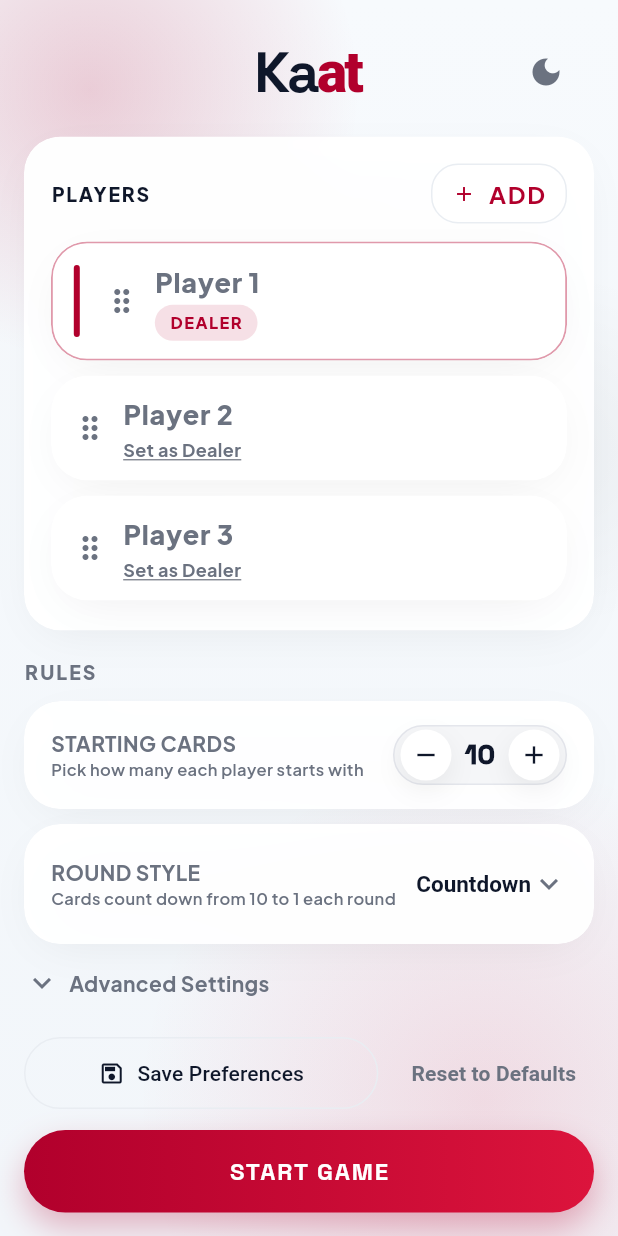
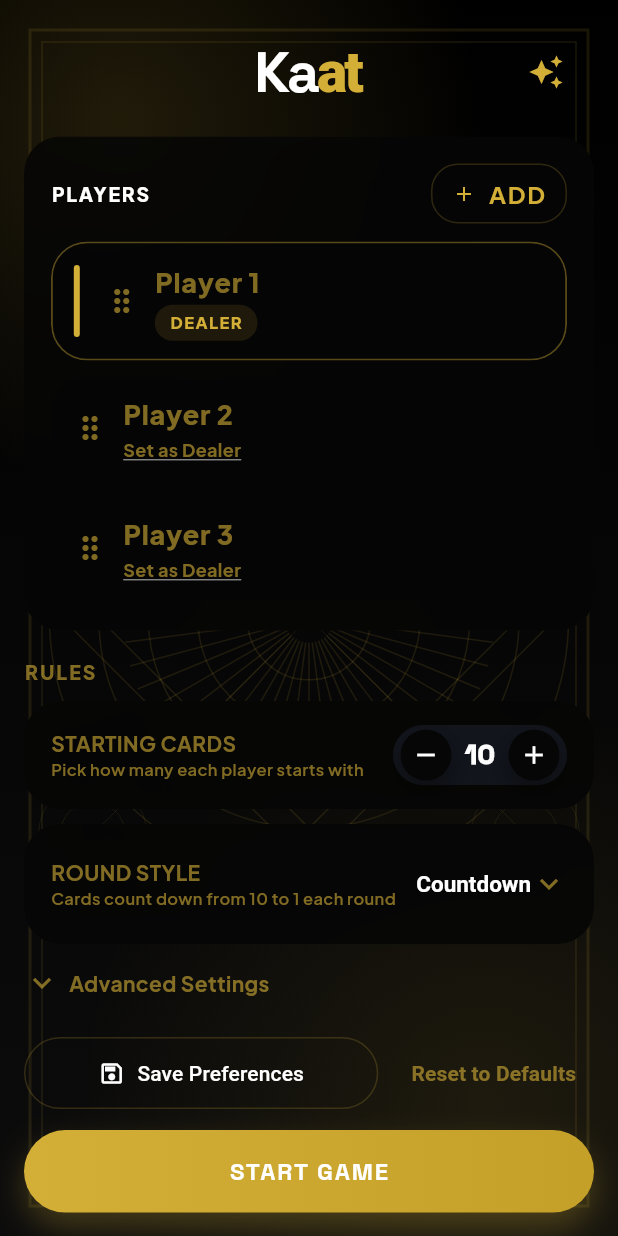
Before and after one commit to puru-kumar89/Judgement, a Flutter app: the screen it shows after launch, scrolled down 101 dp, after a tap on the "light mode" icon, on a phone screen of 412 x 824 dp. Run offline on Flutter 3.47's test engine with Material 3 defaults, Android fonts, the light colour scheme and no system bars; our stand-ins replace confetti, google_fonts, hooks_riverpod, shared_preferences.

Commit message:
feat: add Premium Gold & Black theme with Art Deco background pattern and 3-way toggle

```diff
--- a/flutter_app/lib/theme/app_theme.dart
+++ b/flutter_app/lib/theme/app_theme.dart
@@ -3,6 +3,7 @@ import 'package:google_fonts/google_fonts.dart';
 
 class AppThemeData {
   final bool isDark;
+  final bool isPremium;
   final Color background;
   final Color surfaceCard;
   final Color borderCard;
@@ -19,6 +20,7 @@ class AppThemeData {
 
   const AppThemeData({
     required this.isDark,
+    this.isPremium = false,
     required this.background,
     required this.surfaceCard,
     required this.borderCard,
@@ -33,6 +35,7 @@ class AppThemeData {
   factory AppThemeData.light() {
     return const AppThemeData(
       isDark: false,
+      isPremium: false,
       background: Color(0xFFF5F8FA),
       surfaceCard: Color(0xFFFFFFFF),
       borderCard: Color(0xFFE9EDF2),
@@ -48,6 +51,7 @@ class AppThemeData {
   factory AppThemeData.dark() {
     return const AppThemeData(
       isDark: true,
+      isPremium: false,
       background: Color(0xFF131416),
       surfaceCard: Color(0xFF1B1C1F),
       borderCard: Color(0x26FFFFFF),
@@ -57,6 +61,22 @@ class AppThemeData {
       overlay: Color(0x1AFFFFFF),
       textMain: Color(0xFFF5F7FA),
       textMuted: Color(0xFFB5BDCB),
+    );
+  }
+
+  factory AppThemeData.premium() {
+    return const AppThemeData(
+      isDark: true,
+      isPremium: true,
+      background: Color(0xFF000000),
+      surfaceCard: Color(0xE6050505),
+      borderCard: Color(0x33D4AF37),
+      invertedCard: Color(0xFF1B1C22),
+      accent: Color(0xFFD4AF37),
+      accent2: Color(0xFFC5A028),
+      overlay: Color(0x1AFFFFFF),
+      textMain: Color(0xFFFFFFFF),
+      textMuted: Color(0x99D4AF37),
     );
   }
 
--- a/flutter_app/lib/theme/theme_provider.dart
+++ b/flutter_app/lib/theme/theme_provider.dart
@@ -1,19 +1,48 @@
 import 'package:hooks_riverpod/hooks_riverpod.dart';
 import 'app_theme.dart';
+
+enum ThemeVariant { light, dark, premium }
 
 final themeProvider = StateNotifierProvider<ThemeNotifier, AppThemeData>((ref) {
   return ThemeNotifier();
 });
 
 class ThemeNotifier extends StateNotifier<AppThemeData> {
-  bool _isDark = true;
+  ThemeVariant _variant = ThemeVariant.dark;
 
   ThemeNotifier() : super(AppThemeData.dark());
 
-  bool get isDark => _isDark;
+  ThemeVariant get variant => _variant;
 
   void toggleTheme() {
-    _isDark = !_isDark;
-    state = _isDark ? AppThemeData.dark() : AppThemeData.light();
+    switch (_variant) {
+      case ThemeVariant.light:
+        _variant = ThemeVariant.dark;
+        state = AppThemeData.dark();
+        break;
+      case ThemeVariant.dark:
+        _variant = ThemeVariant.premium;
+        state = AppThemeData.premium();
+        break;
+      case ThemeVariant.premium:
+        _variant = ThemeVariant.light;
+        state = AppThemeData.light();
+        break;
+    }
+  }
+
+  void setTheme(ThemeVariant variant) {
+    _variant = variant;
+    switch (variant) {
+      case ThemeVariant.light:
+        state = AppThemeData.light();
+        break;
+      case ThemeVariant.dark:
+        state = AppThemeData.dark();
+        break;
+      case ThemeVariant.premium:
+        state = AppThemeData.premium();
+        break;
+    }
   }
 }
--- a/flutter_app/lib/ui/screens/home_screen.dart
+++ b/flutter_app/lib/ui/screens/home_screen.dart
@@ -113,7 +113,12 @@ class _HomeScreenState extends ConsumerState<HomeScreen> {
                               ),
                             ),
                             IconButton(
-                              icon: Icon(theme.isDark ? Icons.light_mode : Icons.dark_mode, color: theme.textMuted),
+                              icon: Icon(
+                                theme.isPremium
+                                    ? Icons.auto_awesome
+                                    : (theme.isDark ? Icons.light_mode : Icons.dark_mode),
+                                color: theme.isPremium ? theme.accent : theme.textMuted
+                              ),
                               onPressed: () => ref.read(themeProvider.notifier).toggleTheme(),
                             ),
                           ],
--- a/flutter_app/lib/ui/widgets/animated_background.dart
+++ b/flutter_app/lib/ui/widgets/animated_background.dart
@@ -1,6 +1,8 @@
 import 'package:flutter/material.dart';
 import 'package:hooks_riverpod/hooks_riverpod.dart';
 import '../../theme/theme_provider.dart';
+import '../../theme/app_theme.dart';
+import 'art_deco_pattern.dart';
 
 class AnimatedBackground extends ConsumerWidget {
   final Widget child;
@@ -10,7 +12,16 @@ class AnimatedBackground extends ConsumerWidget {
   Widget build(BuildContext context, WidgetRef ref) {
     final theme = ref.watch(themeProvider);
 
-    final Gradient gradient = theme.isDark
+    final Gradient gradient = theme.isPremium
+        ? const LinearGradient(
+            begin: Alignment.topCenter,
+            end: Alignment.bottomCenter,
+            colors: [
+              Color(0xFF000000),
+              Color(0xFF0C0C0C),
+            ],
+          )
+        : theme.isDark
             ? const LinearGradient(
                 begin: Alignment.topCenter,
                 end: Alignment.bottomCenter,
@@ -32,19 +43,41 @@ class AnimatedBackground extends ConsumerWidget {
       decoration: BoxDecoration(gradient: gradient),
       child: Stack(
         children: [
-          if (theme.isDark) ...[
-            Positioned(top: -140, left: -140, child: _orb(theme.accent.withValues(alpha: 0.20), 420)),
-            Positioned(bottom: -120, right: -160, child: _orb(const Color(0xFF0C0D11).withValues(alpha: 0.30), 520)),
-            Positioned(top: 160, right: -60, child: _orb(Colors.black.withValues(alpha: 0.20), 260)),
-          ] else ...[
-            Positioned(top: -120, left: -120, child: _orb(theme.accent.withValues(alpha: 0.18), 360)),
-            Positioned(bottom: -140, right: -140, child: _orb((theme.isDark ? Colors.white : theme.accent2).withValues(alpha: 0.12), 460)),
-            Positioned(top: 180, right: -80, child: _orb(Colors.black.withValues(alpha: 0.04), 240)),
-          ],
+          _buildBackgroundElements(theme),
+          if (theme.isPremium)
+            ArtDecoPattern(color: theme.accent, opacity: 0.12),
           child,
         ],
       ),
     );
+  }
+
+  Widget _buildBackgroundElements(AppThemeData theme) {
+    if (theme.isPremium) {
+      return Stack(
+        children: [
+            Positioned(top: -160, left: -160, child: _orb(theme.accent.withValues(alpha: 0.15), 480)),
+            Positioned(bottom: -180, right: -180, child: _orb(theme.accent2.withValues(alpha: 0.10), 540)),
+        ],
+      );
+    }
+    if (theme.isDark) {
+      return Stack(
+        children: [
+          Positioned(top: -140, left: -140, child: _orb(theme.accent.withValues(alpha: 0.20), 420)),
+          Positioned(bottom: -120, right: -160, child: _orb(const Color(0xFF0C0D11).withValues(alpha: 0.30), 520)),
+          Positioned(top: 160, right: -60, child: _orb(Colors.black.withValues(alpha: 0.20), 260)),
+        ],
+      );
+    } else {
+      return Stack(
+        children: [
+          Positioned(top: -120, left: -120, child: _orb(theme.accent.withValues(alpha: 0.18), 360)),
+          Positioned(bottom: -140, right: -140, child: _orb(theme.accent2.withValues(alpha: 0.12), 460)),
+          Positioned(top: 180, right: -80, child: _orb(Colors.black.withValues(alpha: 0.04), 240)),
+        ],
+      );
+    }
   }
 
   Widget _orb(Color color, double size) {
--- /dev/null
+++ b/flutter_app/lib/ui/widgets/art_deco_pattern.dart
@@ -0,0 +1,103 @@
+import 'dart:math';
+import 'package:flutter/material.dart';
+
+class ArtDecoPattern extends StatelessWidget {
+  final Color color;
+  final double opacity;
+
+  const ArtDecoPattern({
+    super.key,
+    required this.color,
+    this.opacity = 0.15,
+  });
+
+  @override
+  Widget build(BuildContext context) {
+    return CustomPaint(
+      painter: _ArtDecoPainter(color: color.withValues(alpha: opacity)),
+      size: Size.infinite,
+    );
+  }
+}
+
+class _ArtDecoPainter extends CustomPainter {
+  final Color color;
+
+  _ArtDecoPainter({required this.color});
+
+  @override
+  void paint(Canvas canvas, Size size) {
+    final paint = Paint()
+      ..color = color
+      ..style = PaintingStyle.stroke
+      ..strokeWidth = 1.0;
+
+    final center = Offset(size.width / 2, size.height / 2);
+
+    // 1. Central Diamond
+    final diamondPath = Path();
+    double dSize = min(size.width, size.height) * 0.4;
+    diamondPath.moveTo(center.dx, center.dy - dSize);
+    diamondPath.lineTo(center.dx + dSize, center.dy);
+    diamondPath.lineTo(center.dx, center.dy + dSize);
+    diamondPath.lineTo(center.dx - dSize, center.dy);
+    diamondPath.close();
+    canvas.drawPath(diamondPath, paint);
+
+    // Smaller inner diamond
+    final innerDiamondPath = Path();
+    double idSize = dSize * 0.85;
+    innerDiamondPath.moveTo(center.dx, center.dy - idSize);
+    innerDiamondPath.lineTo(center.dx + idSize, center.dy);
+    innerDiamondPath.lineTo(center.dx, center.dy + idSize);
+    innerDiamondPath.lineTo(center.dx - idSize, center.dy);
+    innerDiamondPath.close();
+    canvas.drawPath(innerDiamondPath, paint);
+
+    // 2. Concentric Circles
+    for (double r = 0.1; r < 0.5; r += 0.08) {
+      canvas.drawCircle(center, min(size.width, size.height) * r, paint);
+    }
+
+    // 3. Radiating Lines (Sunburst)
+    const int rayCount = 48;
+    for (int i = 0; i < rayCount; i++) {
+      double angle = (i * 2 * pi) / rayCount;
+      double startR = dSize * 0.1;
+      double endR = dSize * 0.75;
+      canvas.drawLine(
+        Offset(center.dx + cos(angle) * startR, center.dy + sin(angle) * startR),
+        Offset(center.dx + cos(angle) * endR, center.dy + sin(angle) * endR),
+        paint,
+      );
+    }
+
+    // 4. Corner Circular Elements
+    double cornerOffset = min(size.width, size.height) * 0.35;
+    final corners = [
+      Offset(center.dx - cornerOffset, center.dy - cornerOffset),
+      Offset(center.dx + cornerOffset, center.dy - cornerOffset),
+      Offset(center.dx - cornerOffset, center.dy + cornerOffset),
+      Offset(center.dx + cornerOffset, center.dy + cornerOffset),
+    ];
+
+    for (var corner in corners) {
+      canvas.drawCircle(corner, cornerOffset * 0.25, paint);
+      canvas.drawCircle(corner, cornerOffset * 0.15, paint);
+
+      // Lines connecting corners to center or outer frame
+      canvas.drawLine(corner, center, paint..strokeWidth = 0.5);
+    }
+
+    // 5. Outer Frame Lines
+    final margin = 20.0;
+    final frameRect = Rect.fromLTRB(margin, margin, size.width - margin, size.height - margin);
+    canvas.drawRect(frameRect, paint..strokeWidth = 2.0);
+
+    // Inset frame
+    canvas.drawRect(frameRect.deflate(8), paint..strokeWidth = 1.0);
+  }
+
+  @override
+  bool shouldRepaint(covariant CustomPainter oldDelegate) => false;
+}
```
Lines whose indentation alone changed are shown as unchanged.
